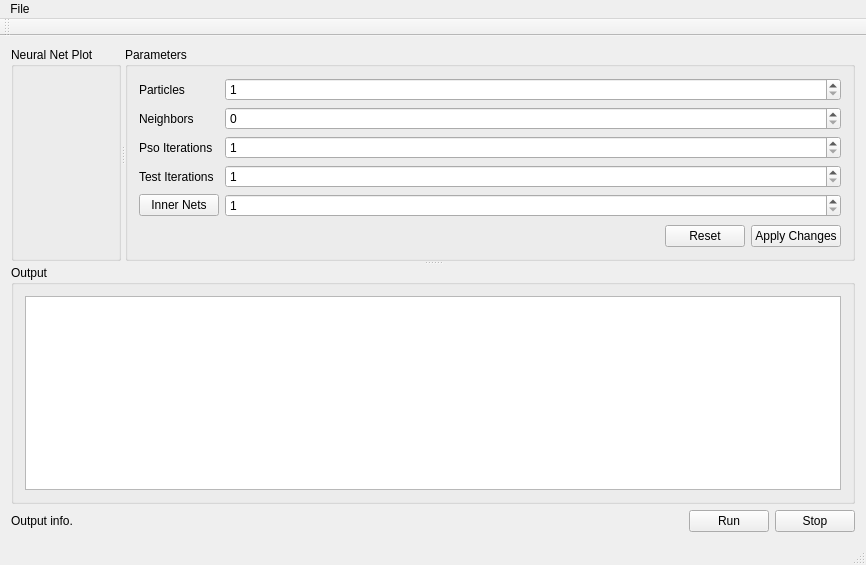
The window that frontend/mainwindow.ui (wboler05/pso_neural_net) describes before a commit, drawn with Qt 5.
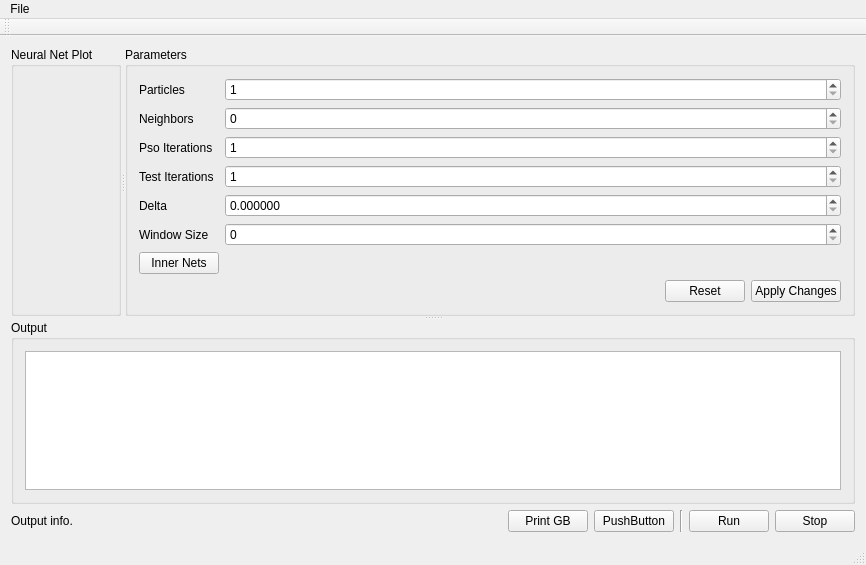
The same window after the commit. Custom widgets are drawn as their Qt base class.

Commit message: Implemented window for determining delta stop.  Implemented button for printing global best.

Diff of the .ui file:
```diff
--- a/frontend/mainwindow.ui
+++ b/frontend/mainwindow.ui
@@ -106,23 +106,44 @@
              </property>
             </widget>
            </item>
-           <item row="4" column="1">
-            <widget class="QSpinBox" name="innerNet_sb">
-             <property name="minimum">
-              <number>1</number>
-             </property>
-             <property name="maximum">
-              <number>10000</number>
-             </property>
-            </widget>
-           </item>
-           <item row="4" column="0">
+           <item row="6" column="0">
             <widget class="QPushButton" name="innerNet_btn">
              <property name="text">
               <string>Inner Nets</string>
              </property>
             </widget>
            </item>
+           <item row="4" column="0">
+            <widget class="QLabel" name="label_5">
+             <property name="text">
+              <string>Delta</string>
+             </property>
+            </widget>
+           </item>
+           <item row="5" column="0">
+            <widget class="QLabel" name="label_6">
+             <property name="text">
+              <string>Window Size</string>
+             </property>
+            </widget>
+           </item>
+           <item row="4" column="1">
+            <widget class="QDoubleSpinBox" name="delta_dsb">
+             <property name="decimals">
+              <number>6</number>
+             </property>
+             <property name="maximum">
+              <double>10000.000000000000000</double>
+             </property>
+            </widget>
+           </item>
+           <item row="5" column="1">
+            <widget class="QSpinBox" name="window_sb">
+             <property name="maximum">
+              <number>10000</number>
+             </property>
+            </widget>
+           </item>
           </layout>
          </item>
          <item>
@@ -199,6 +220,27 @@
         </property>
        </spacer>
       </item>
+      <item>
+       <widget class="QPushButton" name="printGB_btn">
+        <property name="text">
+         <string>Print GB</string>
+        </property>
+       </widget>
+      </item>
+      <item>
+       <widget class="QPushButton" name="pushButton">
+        <property name="text">
+         <string>PushButton</string>
+        </property>
+       </widget>
+      </item>
+      <item>
+       <widget class="Line" name="line">
+        <property name="orientation">
+         <enum>Qt::Vertical</enum>
+        </property>
+       </widget>
+      </item>
       <item>
        <widget class="QPushButton" name="run_btn">
         <property name="text">
```
The commit also changes 7 other files.
